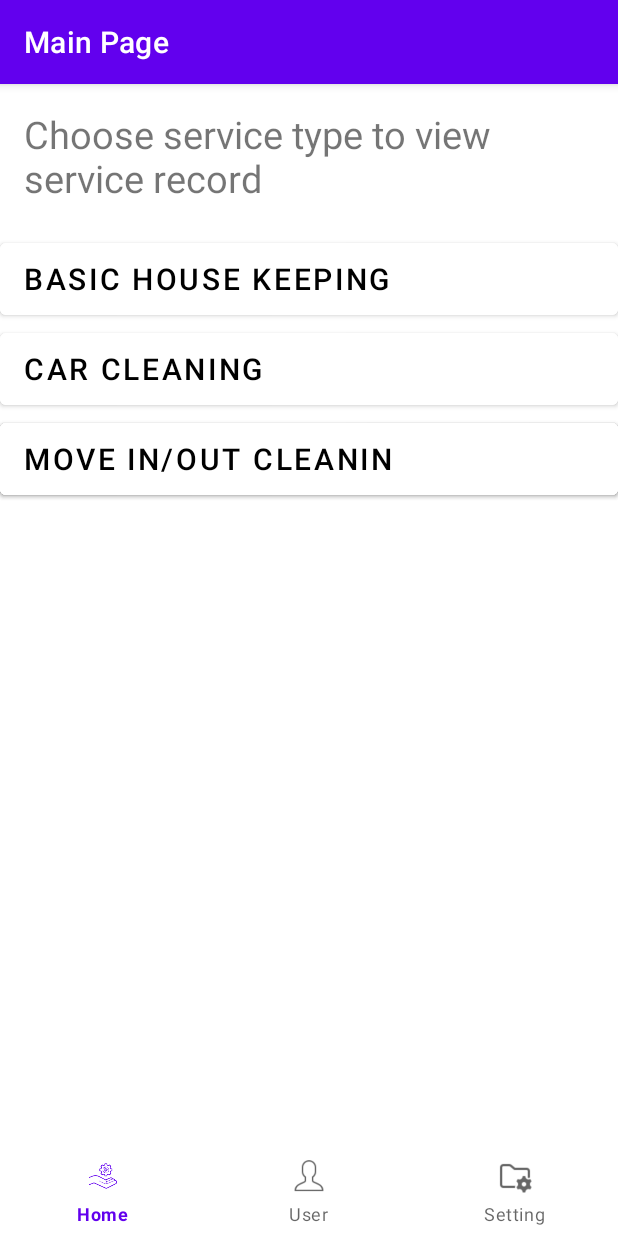
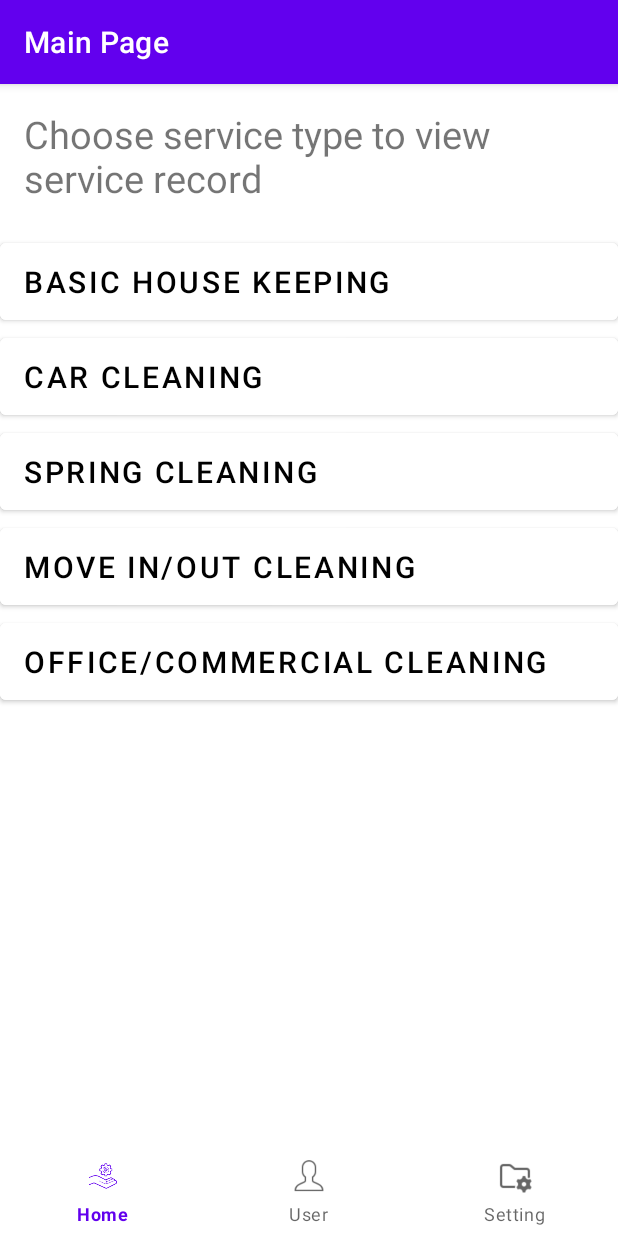
Before and after one commit to Simon6741/CleanerAppV1, an Android app: the AdminMainActivity screen opened directly, with no data from a screen before it, on a phone screen of 412 x 824 dp. Run offline under Robolectric (Android 15) with nearby library versions, the phone set to English and light mode, and no system bars.

Commit message:
admin main

```diff
--- a/app/src/main/java/com/example/cleanerappv1/ui/AdminMainActivity.java
+++ b/app/src/main/java/com/example/cleanerappv1/ui/AdminMainActivity.java
@@ -7,6 +7,7 @@ import android.content.Intent;
 import android.os.Bundle;
 import android.view.MenuItem;
 import android.widget.ArrayAdapter;
+import android.widget.Button;
 import android.widget.ListAdapter;
 import android.widget.ListView;
 
@@ -17,6 +18,7 @@ public class AdminMainActivity extends AppCompatActivity {
 
 
     BottomNavigationView bottomNavigationView;
+    Button btnBasicHouse, btnCarCleaning, btnSpringCleaning, btnMoveInOut, btnOffice;
   //  private ListView service;
   //  private String [] array = {"Basic House Keeping", "Car Cleaning", "Spring Cleaning", "Move In/Out Cleaning", "Office/Commercial Cleaning"};
 
@@ -26,12 +28,18 @@ public class AdminMainActivity extends AppCompatActivity {
         setContentView(R.layout.activity_admin_main);
 
         this.setTitle("Main Page");
-        service =findViewById(R.id.services);
+
+        initView();
+        setBottomNavi();
+    }
+
+    private void initView(){
         bottomNavigationView = findViewById(R.id.bottom_nav);
-
-//        ListAdapter listAdapter = new ArrayAdapter<>(this, android.R.layout.simple_list_item_1, array);
-//        service.setAdapter(listAdapter);
-        setBottomNavi();
+        btnBasicHouse = findViewById(R.id.btn_house_keeping);
+        btnCarCleaning = findViewById(R.id.btn_car_cleaning);
+        btnSpringCleaning = findViewById(R.id.btn_spring_cleaning);
+        btnMoveInOut = findViewById(R.id.btn_move_in_out);
+        btnOffice = findViewById(R.id.btn_office_cleaning);
     }
 
     private void setBottomNavi(){
--- a/app/src/main/res/layout/activity_admin_booking.xml
+++ b/app/src/main/res/layout/activity_admin_booking.xml
@@ -6,18 +6,8 @@
     android:layout_height="match_parent"
     tools:context=".admin_booking">
 
-    <com.google.android.material.bottomnavigation.BottomNavigationView
-        android:id="@+id/navigation"
-        android:layout_width="match_parent"
-        android:layout_height="wrap_content"
-        android:layout_alignParentBottom="true"
-        android:layout_gravity="bottom"
-        app:menu="@menu/admin">
-
-    </com.google.android.material.bottomnavigation.BottomNavigationView>
-
     <TextView
-        android:id="@+id/tx1"
+        android:id="@+id/txt_service_title"
         android:layout_width="412dp"
         android:layout_height="wrap_content"
         android:layout_marginLeft="10dp"
--- a/app/src/main/res/layout/activity_admin_main.xml
+++ b/app/src/main/res/layout/activity_admin_main.xml
@@ -19,6 +19,7 @@
         app:layout_constraintTop_toTopOf="parent"
         android:paddingLeft="16dp" />
 
+
 <!--    <ListView-->
 <!--        android:id="@+id/services"-->
 
@@ -30,9 +31,10 @@
     <Button
         android:id="@+id/btn_house_keeping"
         android:layout_width="match_parent"
-        android:layout_height="60dp"
+        android:layout_height="wrap_content"
         android:layout_marginTop="20dp"
-        android:text="Basic House Keeping"
+        android:paddingVertical="12dp"
+        android:text="@string/admin_service_basicHouse"
         android:textSize="20dp"
         android:gravity="left|center_vertical"
         android:backgroundTint="@color/white"
@@ -42,8 +44,9 @@
     <Button
         android:id="@+id/btn_car_cleaning"
         android:layout_width="match_parent"
-        android:layout_height="60dp"
-        android:text="Car Cleaning"
+        android:layout_height="wrap_content"
+        android:paddingVertical="12dp"
+        android:text="@string/admin_service_carCleaning"
         android:textSize="20dp"
         android:gravity="left|center_vertical"
         android:backgroundTint="@color/white"
@@ -53,8 +56,9 @@
     <Button
         android:id="@+id/btn_spring_cleaning"
         android:layout_width="match_parent"
-        android:layout_height="60dp"
-        android:text="Spring Cleaning"
+        android:layout_height="wrap_content"
+        android:paddingVertical="12dp"
+        android:text="@string/admin_service_springCleaning"
         android:textSize="20dp"
         android:gravity="left|center_vertical"
         android:backgroundTint="@color/white"
@@ -62,59 +66,28 @@
         android:layout_below="@id/btn_car_cleaning"/>
 
     <Button
-        android:id="@+id/btn_spring_cleaning"
+        android:id="@+id/btn_move_in_out"
         android:layout_width="match_parent"
-        android:layout_height="60dp"
-        android:text="Move In/Out Cleanin"
+        android:layout_height="wrap_content"
+        android:paddingVertical="12dp"
+        android:text="@string/admin_service_moveInOut"
         android:textSize="20dp"
         android:gravity="left|center_vertical"
         android:backgroundTint="@color/white"
         android:textColor="@android:color/black"
-        android:layout_below="@id/btn_car_cleaning"/>
+        android:layout_below="@id/btn_spring_cleaning"/>
 
-
-    <!--    <Button-->
-<!--        android:id="@+id/btn_car_cleaning"-->
-<!--        android:layout_width="match_parent"-->
-<!--        android:layout_height="60dp"-->
-<!--        android:layout_marginTop="150dp"-->
-<!--        android:text="Car Cleaning"-->
-<!--        android:textSize="20dp"-->
-<!--        android:gravity="left|center_vertical"-->
-<!--        android:backgroundTint="@color/white"-->
-<!--        android:textColor="@android:color/black" />-->
-
-<!--    <Button-->
-<!--        android:id="@+id/btn3"-->
-<!--        android:layout_width="match_parent"-->
-<!--        android:layout_height="60dp"-->
-<!--        android:layout_marginTop="100dp"-->
-<!--        android:text="Customer"-->
-<!--        android:textSize="20dp"-->
-<!--        android:gravity="left|center_vertical"-->
-<!--        android:backgroundTint="@color/white"-->
-<!--        android:textColor="@android:color/black" />-->
-
-<!--    <Button-->
-<!--        android:id="@+id/btn4"-->
-<!--        android:layout_width="match_parent"-->
-<!--        android:layout_height="60dp"-->
-<!--        android:layout_marginTop="150dp"-->
-<!--        android:text="Cleaner"-->
-<!--        android:textSize="20dp"-->
-<!--        android:gravity="left|center_vertical"-->
-<!--        android:backgroundTint="@color/white"-->
-<!--        android:textColor="@android:color/black" />-->
-
-<!--    <Button-->
-<!--        android:id="@+id/btn5"-->
-<!--        android:layout_width="match_parent"-->
-<!--        android:layout_height="60dp"-->
-<!--        android:layout_marginTop="100dp"-->
-<!--        android:text="Customer"-->
-<!--        android:textSize="20dp"-->
-<!--        android:gravity="left|center_vertical"-->
-<!--        android:backgroundTint="@color/white"/>-->
+    <Button
+        android:id="@+id/btn_office_cleaning"
+        android:layout_width="match_parent"
+        android:layout_height="wrap_content"
+        android:paddingVertical="12dp"
+        android:text="@string/admin_service_officeCommercial"
+        android:textSize="20dp"
+        android:gravity="left|center_vertical"
+        android:backgroundTint="@color/white"
+        android:textColor="@android:color/black"
+        android:layout_below="@id/btn_move_in_out"/>
 
 
     <LinearLayout
--- a/app/src/main/res/layout/activity_admin_view_user.xml
+++ b/app/src/main/res/layout/activity_admin_view_user.xml
@@ -43,7 +43,8 @@
     <Button
         android:id="@+id/btn_cust"
         android:layout_width="match_parent"
-        android:layout_height="60dp"
+        android:layout_height="wrap_content"
+        android:paddingVertical="12dp"
         android:layout_marginTop="100dp"
         android:text="Customer"
         android:textSize="20dp"
@@ -54,8 +55,10 @@
     <Button
         android:id="@+id/btn_clean"
         android:layout_width="match_parent"
-        android:layout_height="60dp"
-        android:layout_marginTop="150dp"
+        android:layout_height="wrap_content"
+        android:paddingVertical="12dp"
+        android:layout_below="@id/btn_cust"
+
         android:text="Cleaner"
         android:textSize="20dp"
         android:gravity="left|center_vertical"
--- a/app/src/main/res/values/strings.xml
+++ b/app/src/main/res/values/strings.xml
@@ -193,6 +193,11 @@
 
     //admin
     <string name="admin_service_title">Choose service type to view service record</string>
+    <string name="admin_service_basicHouse">Basic House Keeping</string>
+    <string name="admin_service_carCleaning">Car Cleaning</string>
+    <string name="admin_service_springCleaning">Spring Cleaning</string>
+    <string name="admin_service_moveInOut">Move In/Out Cleaning</string>
+    <string name="admin_service_officeCommercial">Office/Commercial Cleaning</string>
 
     <string name="admin_user_customer">Customer</string>
     <string name="admin_user_cleaner">Cleaner</string>
```
